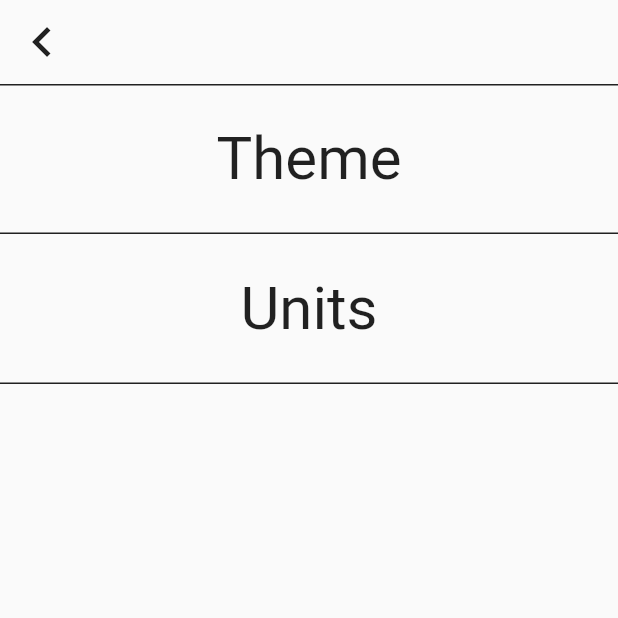
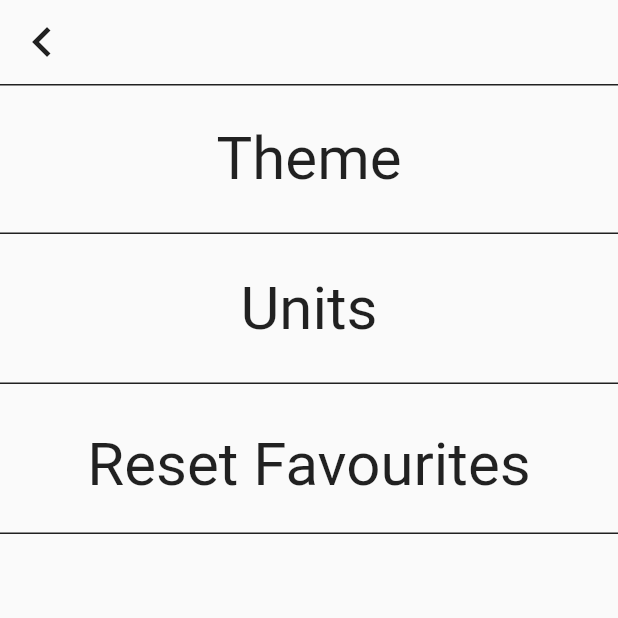
Before and after one commit to LCragg/WeatherApp_Assignment_CO2509, a Flutter app: the screen it shows after launch, after a tap on the "settings" icon, on a phone screen of 412 x 824 dp, the top half of it. Run offline on Flutter 3.47's test engine with Material 2 defaults, Android fonts, the light colour scheme and no system bars; our stand-ins replace firebase_core, firebase_database, flutter_svg, google_fonts; missing offline and left inert: dart:html; accounts and stored records are empty; network calls fail.

Commit message:
commenting on all dev folders

```diff
--- a/lib/Screens/Settings.dart
+++ b/lib/Screens/Settings.dart
@@ -16,20 +16,22 @@ class Settings extends StatelessWidget {
             style: TextStyle(color: Colors.black87, fontSize: 40.0),
           ),
         ),
-        elevation: 0,
+        elevation:
+            0, //removes any shadow from the app bar to make it fully transparent
         backgroundColor: Colors.transparent,
         leading: IconButton(
             icon: Icon(
-              Icons.chevron_left_outlined,
+              Icons.chevron_left_outlined, //back button on the app bar
               size: 40.0,
             ),
             onPressed: () {
-              Navigator.pop(context);
+              Navigator.pop(
+                  context); //sends the user back to where the navigator has brought them from
             },
             color: Colors.black87),
       ),
       body: Container(
-        width: double.infinity,
+        width: double.infinity, //container spans entire width of screen
         child: Stack(
           children: [
             Column(
@@ -45,7 +47,7 @@ class Settings extends StatelessWidget {
                     )),
                     child: Center(
                       child: Text(
-                        "Theme",
+                        "Theme", //theme section
                         style: TextStyle(color: Colors.black87, fontSize: 40.0),
                       ),
                     ),
@@ -60,9 +62,26 @@ class Settings extends StatelessWidget {
                   )),
                   child: Center(
                     child: Text(
-                      "Units",
+                      "Units", //change units section
                       style: TextStyle(color: Colors.black87, fontSize: 40.0),
                     ),
+                  ),
+                ),
+                Container(
+                  height: 100.0,
+                  width: double.infinity,
+                  decoration: BoxDecoration(
+                      border: Border(
+                    bottom: BorderSide(width: 1.0, color: Colors.black87),
+                  )),
+                  child: ListTile(
+                    title: Center(
+                      child: Text(
+                        "Reset Favourites", //reset lists of favourites
+                        style: TextStyle(color: Colors.black87, fontSize: 40.0),
+                      ),
+                    ),
+                    onTap: () {},
                   ),
                 )
               ],
--- a/lib/Screens/Weather_app.dart
+++ b/lib/Screens/Weather_app.dart
@@ -10,25 +10,36 @@ import 'package:firebase_database/firebase_database.dart';
 import 'package:firebase_core/firebase_core.dart';
 //import 'package:intl/intl.dart';
 
+//all packages imported for the design
+
 class WeatherApp extends State<MyApp> {
-  final Color BackLB = const Color(0xFF00c2ff);
-  final Color BackDB = const Color(0xFF0085ff);
-  final Color ExtraB = const Color(0xFF45a3f7);
-  var temp;
+  final Color BackLB = const Color(0xFF00c2ff); //setting final variables for
+  final Color BackDB = const Color(0xFF0085ff); //main colours that are used in
+  final Color ExtraB = const Color(0xFF45a3f7); //the app
+  var temp; //setting the variables that are used to grab info from the api
+  var tempmin;
+  var tempmax;
   var description;
   var currently;
   var humidity;
   var windspeed;
-  String currentcity = "Cape Town";
+  String currentcity = "Cape Town"; //setting of global variables to get dynamic
+  String TUnit = "imperial"; //info from the api
 
   Future getWeather() async {
     String apiKey = "8e4806ff7961f456e5ef068da0cf3e9b";
+    //store the api key used for OpenWeatherMap URI
     http.Response response = await http.get(Uri.parse(
-        "https://api.openweathermap.org/data/2.5/weather?q=$currentcity&units=metric&appid=$apiKey"));
-
+        "https://api.openweathermap.org/data/2.5/weather?q=$currentcity&units=$TUnit&appid=$apiKey"));
+    //call the OpenWeatherMap URI to get the live weather data from the api.
     var results = jsonDecode(response.body);
     setState(() {
+      //gets the information required from the api.
+      //sets the states of all the variables initiated above.
+      //required for having the dynamic live weather updates.
       this.temp = results['main']['temp'];
+      this.tempmin = results['main']['temp_min'];
+      this.tempmax = results['main']['temp_max'];
       this.description = results['weather'][0]['description'];
       this.currently = results['weather'][0]['main'];
       this.humidity = results['main']['humidity'];
@@ -39,27 +50,14 @@ class WeatherApp extends State<MyApp> {
   @override
   void initState() {
     super.initState();
-    this.getWeather();
-  }
-
-  Widget box({width: 200.0, height: 150.0}) {
-    return Container(
-      width: width,
-      height: height,
-      color: Colors.grey,
-    );
-  }
-  /*
-  void NavigateToSettings(BuildContext context) {
-    Navigator.of(context)
-        .push(new MaterialPageRoute(builder: (context) => new Settings()));
-  }
-  */
+    this.getWeather(); //set the get weather method as the initial state so
+  } //that it is the first thing to load when the app is opened.
 
   @override
   Widget build(BuildContext context) {
     return Scaffold(
       extendBodyBehindAppBar: true,
+      //makes the background cover the entire height of the screen including the appbar
       appBar: AppBar(
         title: Text(''),
         backgroundColor: Colors.transparent,
@@ -72,6 +70,7 @@ class WeatherApp extends State<MyApp> {
           ),
           onPressed: () {
             Navigator.push(
+              //navigates to the settings page/settings screen within the project
               context,
               MaterialPageRoute(builder: (context) => Settings()),
             );
@@ -81,8 +80,10 @@ class WeatherApp extends State<MyApp> {
           Container(
             margin: EdgeInsets.fromLTRB(0, 0, 20, 0),
             child: GestureDetector(
+              //onpressed equivalent for images.
               onTap: () => print("Menu Clicked"),
               child: SvgPicture.asset(
+                //stored in the created assets folder.
                 'assets/plus.svg',
                 height: 30,
                 width: 30,
@@ -99,7 +100,7 @@ class WeatherApp extends State<MyApp> {
           begin: Alignment.topCenter,
           end: Alignment.bottomCenter,
           colors: [
-            BackLB,
+            BackLB, //set the colours for the background.
             BackDB,
           ],
         )),
@@ -107,7 +108,7 @@ class WeatherApp extends State<MyApp> {
           children: [
             Container(
               decoration: BoxDecoration(color: Colors.black12),
-            ),
+            ), //adds a dark filter on the screen to make the white text clearer.
             Container(
               alignment: Alignment(0.0, 0.0),
               child: Column(
@@ -130,9 +131,11 @@ class WeatherApp extends State<MyApp> {
                           Padding(
                               padding: EdgeInsets.fromLTRB(0, 0, 0, 0),
                               child: Text(
-                                temp != null
-                                    ? temp.toString() + "\u00b0C"
-                                    : "Loading...", //Weather Text
+                                temp != null //text for the current temp
+                                    ? temp.toString() +
+                                        "\u00b0C" //degrees celsius symbol
+                                    : "Loading...",
+                                //displays loading if there is an issue getting the info from api.
                                 style: GoogleFonts.nunitoSans(
                                   fontSize: 70,
                                   fontWeight: FontWeight.normal,
@@ -143,10 +146,16 @@ class WeatherApp extends State<MyApp> {
                       ),
                       Column(
                         children: [
+                          Container(
+                            child: Row(
+                              mainAxisAlignment: MainAxisAlignment.center,
+                              children: [
                                 Padding(
                                   padding: EdgeInsets.fromLTRB(20, 10, 0, 0),
                                   child: Text(
-                              'L:5° H:10°', //High Low Text
+                                    tempmin != null
+                                        ? tempmin.toString() + "\u00b0"
+                                        : "Loading", //High Low Text
                                     style: GoogleFonts.nunitoSans(
                                       fontSize: 45,
                                       color: Colors.white,
@@ -154,11 +163,26 @@ class WeatherApp extends State<MyApp> {
                                   ),
                                 ),
                                 Padding(
+                                  padding: EdgeInsets.fromLTRB(20, 10, 0, 0),
+                                  child: Text(
+                                    tempmax != null
+                                        ? tempmax.toString() + "\u00b0"
+                                        : "Loading",
+                                    style: GoogleFonts.nunitoSans(
+                                      fontSize: 45,
+                                      color: Colors.white,
+                                    ),
+                                  ),
+                                )
+                              ],
+                            ),
+                          ),
+                          Padding(
                             padding: EdgeInsets.fromLTRB(0, 0, 0, 0),
                             child: Text(
                               currently != null
                                   ? currently.toString()
-                                  : "Loading...", //Weather Text
+                                  : "Loading...", //display current Weather Text
                               style: GoogleFonts.nunitoSans(
                                 fontSize: 40,
                                 fontWeight: FontWeight.normal,
@@ -194,7 +218,7 @@ class WeatherApp extends State<MyApp> {
                                 child: Text(
                                   humidity != null
                                       ? humidity.toString() + "%"
-                                      : "Loading...",
+                                      : "Loading...", //display humidity
                                   style: TextStyle(
                                       color: Colors.white,
                                       fontSize: 26.0,
@@ -213,7 +237,7 @@ class WeatherApp extends State<MyApp> {
                               child: Text(
                                 windspeed != null
                                     ? windspeed.toString() + 'mph'
-                                    : 'Loading...',
+                                    : 'Loading...', //display wind speed text
                                 style: TextStyle(
                                     color: Colors.white,
                                     fontSize: 26.0,
--- a/lib/main.dart
+++ b/lib/main.dart
@@ -7,10 +7,11 @@ void main() => runApp(MaterialApp(
     ));
 
 class MyApp extends StatefulWidget {
+  //create stateful widget for the application
   const MyApp({Key? key}) : super(key: key);
   // This widget is the root of your application.
   @override
   State<StatefulWidget> createState() {
-    return WeatherApp();
+    return WeatherApp(); //weather app file used as the main source for code.
   }
 }
```
Also changed, not shown: pubspec.yaml (+0 -33 lines). Lines whose indentation alone changed are shown as unchanged.
